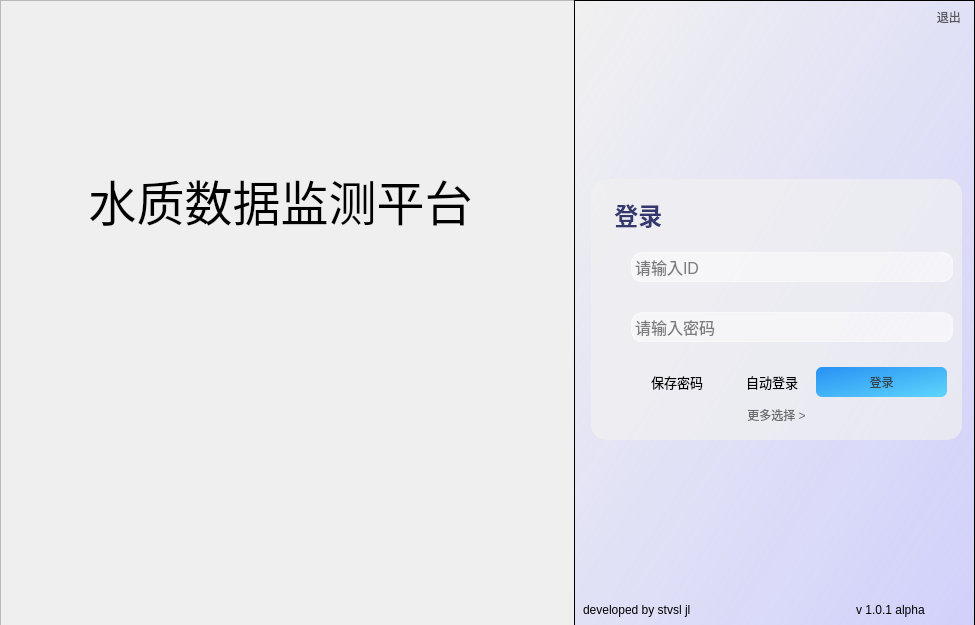
The window that csystemmain/login.ui (stvsl/CSystem) describes before a commit, drawn with Qt 5.
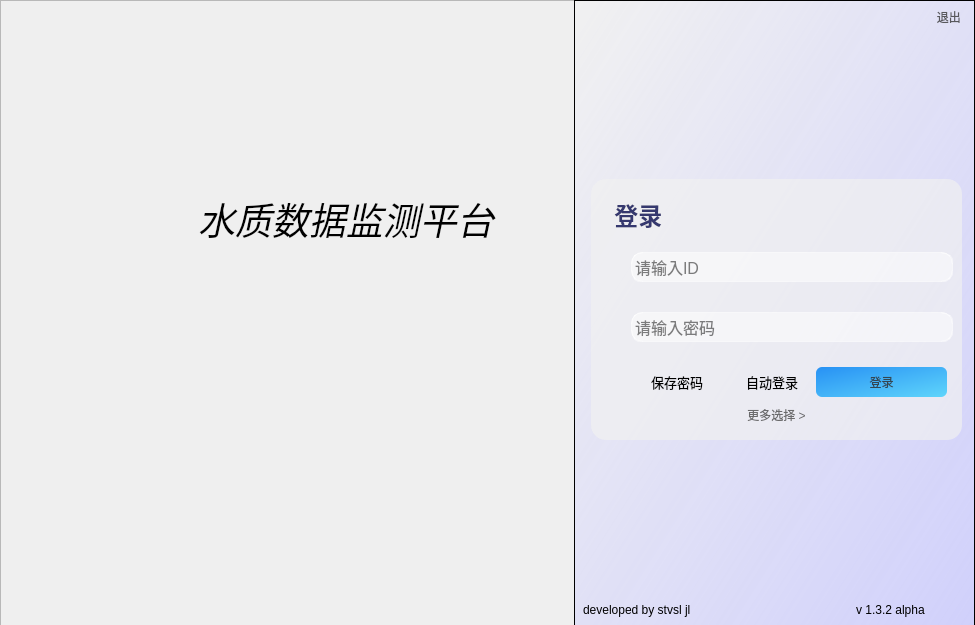
The same window after the commit. Icons and pictures are not drawn.

What changed in the file:
```diff
--- a/csystemmain/login.ui
+++ b/csystemmain/login.ui
@@ -794,16 +794,16 @@
        <string notr="true">background-color: rgba(255, 255, 255, 0);</string>
       </property>
       <property name="text">
-       <string>v 1.0.1 alpha</string>
+       <string>v 1.3.2 alpha</string>
       </property>
      </widget>
     </widget>
     <widget class="QLabel" name="label_4">
      <property name="geometry">
       <rect>
-       <x>70</x>
-       <y>140</y>
-       <width>421</width>
+       <x>198</x>
+       <y>159</y>
+       <width>301</width>
        <height>121</height>
       </rect>
      </property>
@@ -813,10 +813,33 @@
       </font>
      </property>
      <property name="styleSheet">
-      <string notr="true">color: qlineargradient(spread:pad, x1:0, y1:0, x2:1, y2:0, stop:0 rgba(80, 80, 131, 100), stop:1rgba(87, 87, 158, 100));</string>
+      <string notr="true">color: qlineargradient(spread:pad, x1:0, y1:0, x2:1, y2:0, stop:0 rgba(80, 80, 131, 100), stop:1rgba(87, 87, 158, 100));
+background-color: rgba(255, 255, 255, 0);</string>
      </property>
      <property name="text">
-      <string>&lt;html&gt;&lt;head/&gt;&lt;body&gt;&lt;p align=&quot;center&quot;&gt;&lt;span style=&quot; font-size:36pt;&quot;&gt;水质数据监测平台&lt;/span&gt;&lt;/p&gt;&lt;/body&gt;&lt;/html&gt;</string>
+      <string>&lt;html&gt;&lt;head/&gt;&lt;body&gt;&lt;p&gt;&lt;span style=&quot; font-style:italic;&quot;&gt;水质数据监测平台&lt;/span&gt;&lt;/p&gt;&lt;/body&gt;&lt;/html&gt;</string>
+     </property>
+    </widget>
+    <widget class="QLabel" name="label_6">
+     <property name="geometry">
+      <rect>
+       <x>30</x>
+       <y>140</y>
+       <width>171</width>
+       <height>151</height>
+      </rect>
+     </property>
+     <property name="font">
+      <font>
+       <pointsize>28</pointsize>
+      </font>
+     </property>
+     <property name="styleSheet">
+      <string notr="true">color: qlineargradient(spread:pad, x1:0, y1:0, x2:1, y2:0, stop:0 rgba(80, 80, 131, 100), stop:1rgba(87, 87, 158, 100));
+background-color: rgba(255, 255, 255, 0);</string>
+     </property>
+     <property name="text">
+      <string>&lt;html&gt;&lt;head/&gt;&lt;body&gt;&lt;p&gt;&lt;img src=&quot;:/logo/logo/logo.png&quot;/&gt;&lt;/p&gt;&lt;/body&gt;&lt;/html&gt;</string>
      </property>
     </widget>
    </widget>
```
Left out of the diff: 4 changed lines with no effect on the pictures.
